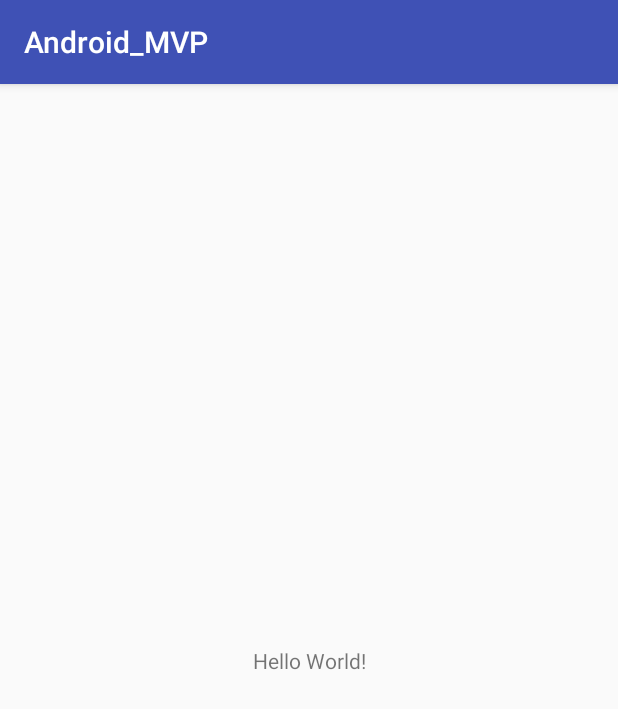
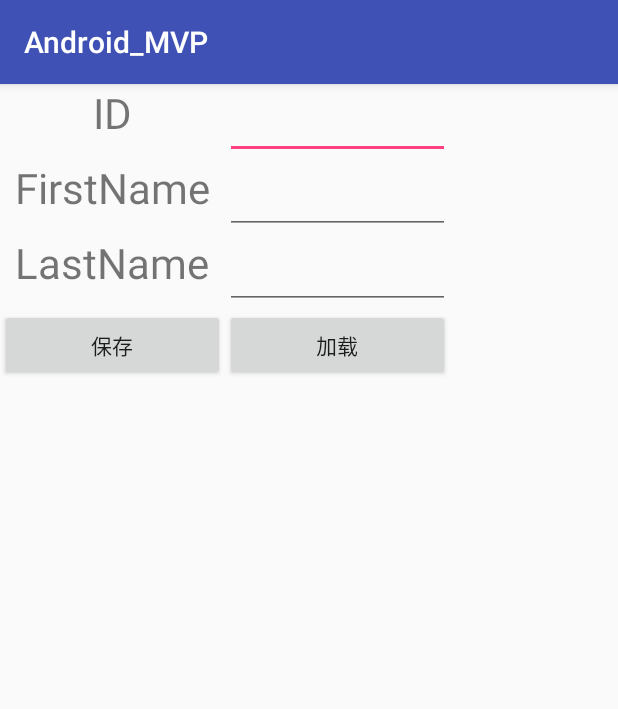
Before and after one commit to xueyeqing/Android, an Android app: the screen it shows after launch (MainActivity), on a phone screen of 412 x 824 dp. Shown: the top 709 px of the screen. Run offline under Robolectric (Android 15) with nearby library versions, the phone set to English and light mode, and no system bars.

Commit message:
关于mpv的一个简单存于读的实例

```diff
--- /dev/null
+++ b/android_mvp/src/main/java/com/winorout/zyzhang/activity_mvp/IuserView.java
@@ -0,0 +1,20 @@
+package com.winorout.zyzhang.activity_mvp;
+
+/**
+ * @Description:
+ * @Author: zyzhang
+ * @Date: 17/6/18 下午10:52
+ */
+public interface IuserView {
+
+    int getID();
+
+    String getFristName();
+
+    String getLastName();
+
+    void setFirstName(String firstName);
+
+    void setLastName(String lastName);
+
+}
--- a/android_mvp/src/main/java/com/winorout/zyzhang/activity_mvp/MainActivity.java
+++ b/android_mvp/src/main/java/com/winorout/zyzhang/activity_mvp/MainActivity.java
@@ -2,12 +2,76 @@ package com.winorout.zyzhang.activity_mvp;
 
 import android.support.v7.app.AppCompatActivity;
 import android.os.Bundle;
+import android.view.View;
+import android.view.View.OnClickListener;
+import android.widget.Button;
+import android.widget.EditText;
 
-public class MainActivity extends AppCompatActivity {
+import com.winorout.zyzhang.activity_mvp.presenter.UserPresenter;
+
+public class MainActivity extends AppCompatActivity implements OnClickListener, IuserView {
+
+    private EditText mFirstNameEditText, mLastNameEditText, mIdEditText;
+    private Button mSaveButton, mLoadButton;
+
+    private UserPresenter userPresenter;
 
     @Override
     protected void onCreate(Bundle savedInstanceState) {
         super.onCreate(savedInstanceState);
         setContentView(R.layout.activity_main);
+        initView();
+        mSaveButton.setOnClickListener(this);
+        mLoadButton.setOnClickListener(this);
+
+        userPresenter = new UserPresenter(this);
+    }
+
+    private void initView() {
+        mFirstNameEditText = (EditText) findViewById(R.id.first_name_edt);
+        mLastNameEditText = (EditText) findViewById(R.id.last_name_edt);
+        mIdEditText = (EditText) findViewById(R.id.id_edt);
+
+        mSaveButton = (Button) findViewById(R.id.saveButton);
+        mLoadButton = (Button) findViewById(R.id.loadButton);
+    }
+
+    @Override
+    public void onClick(View view) {
+        switch (view.getId()) {
+            case R.id.saveButton:
+                userPresenter.saveUser(getID(), getFristName(), getLastName());
+                break;
+            case R.id.loadButton:
+                userPresenter.loadUser(getID());
+                break;
+            default:
+                break;
+        }
+    }
+
+    @Override
+    public int getID() {
+        return Integer.parseInt(mIdEditText.getText().toString());
+    }
+
+    @Override
+    public String getFristName() {
+        return mFirstNameEditText.getText().toString();
+    }
+
+    @Override
+    public String getLastName() {
+        return mLastNameEditText.getText().toString();
+    }
+
+    @Override
+    public void setFirstName(String firstName) {
+        mFirstNameEditText.setText(firstName);
+    }
+
+    @Override
+    public void setLastName(String lastName) {
+        mLastNameEditText.setText(lastName);
     }
 }
--- /dev/null
+++ b/android_mvp/src/main/java/com/winorout/zyzhang/activity_mvp/model/IuserModel.java
@@ -0,0 +1,16 @@
+package com.winorout.zyzhang.activity_mvp.model;
+
+import com.winorout.zyzhang.activity_mvp.bean.UserBean;
+
+/**
+ * @Description:
+ * @Author: zyzhang
+ * @Date: 17/6/18 下午11:14
+ */
+public interface IuserModel {
+
+    void setID (int id);
+    void setFirstName (String firstName);
+    void setLastName (String lastName);
+    UserBean load (int id);//通过id读取user信息,返回一个UserBean
+}
--- /dev/null
+++ b/android_mvp/src/main/java/com/winorout/zyzhang/activity_mvp/model/UserModel.java
@@ -0,0 +1,41 @@
+package com.winorout.zyzhang.activity_mvp.model;
+
+import android.util.SparseArray;
+
+import com.winorout.zyzhang.activity_mvp.bean.UserBean;
+
+/**
+ * @Description:
+ * @Author: zyzhang
+ * @Date: 17/6/18 下午11:14
+ */
+public class UserModel implements IuserModel {
+
+    private String mFristName;
+    private String mLastName;
+    private int mID;
+    private SparseArray<UserBean> mUsererArray = new SparseArray<UserBean>();
+
+    @Override
+    public void setID(int id) {
+        mID = id;
+    }
+
+    @Override
+    public void setFirstName(String firstName) {
+        mFristName = firstName;
+    }
+
+    @Override
+    public void setLastName(String lastName) {
+        mLastName = lastName;
+    }
+
+    @Override
+    public UserBean load(int id) {
+        mID = id;
+        UserBean userBean = mUsererArray.get(mID, new UserBean("not found",
+                "not found"));
+        return userBean;
+    }
+}
--- /dev/null
+++ b/android_mvp/src/main/java/com/winorout/zyzhang/activity_mvp/presenter/UserPresenter.java
@@ -0,0 +1,37 @@
+package com.winorout.zyzhang.activity_mvp.presenter;
+
+import android.util.Log;
+
+import com.winorout.zyzhang.activity_mvp.IuserView;
+import com.winorout.zyzhang.activity_mvp.bean.UserBean;
+import com.winorout.zyzhang.activity_mvp.model.IuserModel;
+import com.winorout.zyzhang.activity_mvp.model.UserModel;
+
+/**
+ * @Description:
+ * @Author: zyzhang
+ * @Date: 17/6/18 下午10:50
+ */
+public class UserPresenter {
+
+    private IuserView mUserView;
+    private IuserModel iuserModel;
+
+    public UserPresenter(IuserView iuserView) {
+        mUserView = iuserView;
+        iuserModel = new UserModel();
+    }
+
+    public void saveUser(int id, String firstName, String lastName) {
+        iuserModel.setID(id);
+        iuserModel.setFirstName(firstName);
+        iuserModel.setLastName(lastName);
+    }
+
+    public void loadUser(int id) {
+        UserBean user = iuserModel.load(id);
+        mUserView.setFirstName(user.getmFirstName());//通过调用IUserView的方法来更新显示
+        mUserView.setLastName(user.getmLastName());
+    }
+
+}
--- a/android_mvp/src/main/res/layout/activity_main.xml
+++ b/android_mvp/src/main/res/layout/activity_main.xml
@@ -1,14 +1,75 @@
 <?xml version="1.0" encoding="utf-8"?>
-<android.support.constraint.ConstraintLayout
-    xmlns:android="http://schemas.android.com/apk/res/android"
-    xmlns:app="http://schemas.android.com/apk/res-auto"
-    xmlns:tools="http://schemas.android.com/tools" android:layout_width="match_parent"
-    android:layout_height="match_parent"
-    tools:context="com.winorout.zyzhang.activity_mvp.MainActivity">
+<RelativeLayout xmlns:android="http://schemas.android.com/apk/res/android"
+    xmlns:tools="http://schemas.android.com/tools"
+    android:layout_width="fill_parent"
+    android:layout_height="fill_parent"
+    android:orientation="vertical">
 
-    <TextView android:layout_width="wrap_content" android:layout_height="wrap_content"
-        android:text="Hello World!" app:layout_constraintBottom_toBottomOf="parent"
-        app:layout_constraintLeft_toLeftOf="parent" app:layout_constraintRight_toRightOf="parent"
-        app:layout_constraintTop_toTopOf="parent" />
+    <TextView
+        android:id="@+id/id_txv"
+        android:layout_width="150dp"
+        android:layout_height="50dp"
+        android:gravity="center_horizontal"
+        android:text="ID"
+        android:textSize="28sp" />
 
-</android.support.constraint.ConstraintLayout>
+    <EditText
+        android:id="@+id/id_edt"
+        android:layout_width="150dp"
+        android:layout_height="50dp"
+        android:layout_toRightOf="@id/id_txv"
+        android:inputType="text"
+        android:textSize="18sp" />
+
+    <TextView
+        android:id="@+id/first_name_txv"
+        android:layout_width="150dp"
+        android:layout_height="50dp"
+        android:layout_below="@id/id_txv"
+        android:gravity="center_horizontal"
+        android:text="FirstName"
+        android:textSize="28sp" />
+
+    <EditText
+        android:id="@+id/first_name_edt"
+        android:layout_width="150dp"
+        android:layout_height="50dp"
+        android:layout_below="@id/id_txv"
+        android:layout_toRightOf="@id/first_name_txv"
+        android:inputType="text"
+        android:textSize="18sp" />
+
+    <TextView
+        android:id="@+id/last_name_txv"
+        android:layout_width="150dp"
+        android:layout_height="50dp"
+        android:layout_below="@id/first_name_txv"
+        android:gravity="center_horizontal"
+        android:text="LastName"
+        android:textSize="28sp" />
+
+    <EditText
+        android:id="@+id/last_name_edt"
+        android:layout_width="150dp"
+        android:layout_height="50dp"
+        android:layout_below="@id/first_name_edt"
+        android:layout_toRightOf="@id/last_name_txv"
+        android:inputType="text"
+        android:textSize="18sp" />
+
+    <Button
+        android:id="@+id/saveButton"
+        android:layout_width="150dp"
+        android:layout_height="wrap_content"
+        android:layout_below="@id/last_name_edt"
+        android:text="保存" />
+
+    <Button
+        android:id="@+id/loadButton"
+        android:layout_width="150dp"
+        android:layout_height="wrap_content"
+        android:layout_below="@id/last_name_edt"
+        android:layout_toRightOf="@id/saveButton"
+        android:text="加载" />
+
+</RelativeLayout>
```
Also changed, not shown: android_mvp/src/main/java/com/winorout/zyzhang/activity_mvp/bean/UserBean.java (added, +26 -0 lines), 1 other file.
